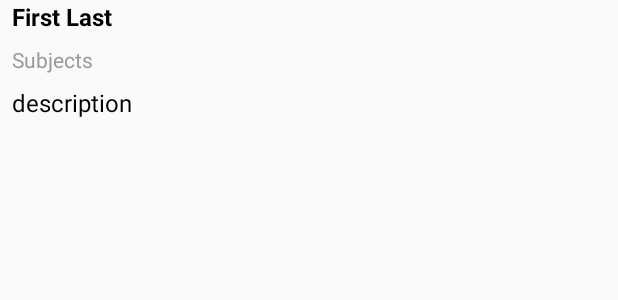
After one commit to TingC6190/TutorFinder-Android, an Android app: the layout cell_review.xml on its own in the app's theme, with its tools: preview values and no code run, on a phone screen of 412 x 824 dp. The commit adds this screen. Shown: the top 300 px of the screen. Run offline under Robolectric (Android 15) with nearby library versions, the phone set to English and light mode, and no system bars.

Commit message:
review UI set up and is pushing to database

```diff
--- /dev/null
+++ b/TutorFinder/app/src/main/res/layout/cell_review.xml
@@ -0,0 +1,40 @@
+<?xml version="1.0" encoding="utf-8"?>
+<LinearLayout
+    xmlns:android="http://schemas.android.com/apk/res/android"
+    android:layout_width="match_parent"
+    android:layout_height="match_parent"
+    android:orientation="vertical">
+
+    <TextView
+        android:id="@+id/reviewer_name"
+        android:layout_width="match_parent"
+        android:layout_height="wrap_content"
+        android:layout_marginStart="8dp"
+        android:layout_marginEnd="8dp"
+        android:text="First Last"
+        android:textColor="@android:color/black"
+        android:textStyle="bold"
+        android:textSize="16sp"/>
+
+    <TextView
+        android:id="@+id/review_date"
+        android:layout_width="match_parent"
+        android:layout_height="wrap_content"
+        android:layout_marginStart="8dp"
+        android:layout_marginEnd="8dp"
+        android:text="@string/subjects"
+        android:textColor="@color/darkGray"
+        android:layout_marginTop="8dp"/>
+
+    <TextView
+        android:id="@+id/review_description"
+        android:layout_width="match_parent"
+        android:layout_height="wrap_content"
+        android:layout_marginStart="8dp"
+        android:layout_marginEnd="8dp"
+        android:layout_marginTop="8dp"
+        android:text="description"
+        android:textColor="@android:color/black"
+        android:textSize="16sp"/>
+
+</LinearLayout>
--- a/TutorFinder/app/src/main/res/layout/content_profile_screen.xml
+++ b/TutorFinder/app/src/main/res/layout/content_profile_screen.xml
@@ -225,6 +225,7 @@
                     android:textStyle="bold"/>
 
                 <Button
+                    android:id="@+id/review_button"
                     android:layout_width="0dp"
                     android:layout_height="32dp"
                     android:text="Reviews"
--- a/TutorFinder/app/src/main/res/values/strings.xml
+++ b/TutorFinder/app/src/main/res/values/strings.xml
@@ -49,6 +49,7 @@
     <string name="apply">Apply</string>
     <string name="session_form">Session Form</string>
     <string name="reset">Reset</string>
+    <string name="reviews">Reviews</string>
 
 
     <string-array name="spinner_subject">
```
Also changed, not shown: TutorFinder/app/src/main/java/com/example/tingc6190/tutorfinder/DataObject/ReviewInfo.java (added, +51 -0 lines), TutorFinder/app/src/main/java/com/example/tingc6190/tutorfinder/HomeActivity.java (+86 -4 lines), TutorFinder/app/src/main/java/com/example/tingc6190/tutorfinder/Profile/Profile.java (+15 -0 lines), TutorFinder/app/src/main/java/com/example/tingc6190/tutorfinder/Profile/Review.java (deleted, +0 -33 lines), TutorFinder/app/src/main/java/com/example/tingc6190/tutorfinder/Review/Review.java (added, +107 -0 lines), TutorFinder/app/src/main/java/com/example/tingc6190/tutorfinder/Search/Tutor.java (+17 -6 lines), TutorFinder/app/src/main/java/com/example/tingc6190/tutorfinder/Search/TutorAdapter.java (+12 -0 lines), TutorFinder/app/src/main/java/com/example/tingc6190/tutorfinder/TutorForm/TutorFormInitial.java (+9 -6 lines), TutorFinder/app/src/main/res/layout/content_review_screen.xml (added, +80 -0 lines), TutorFinder/app/src/main/res/layout/content_tutor_form_initial_setup.xml (+26 -4 lines).
